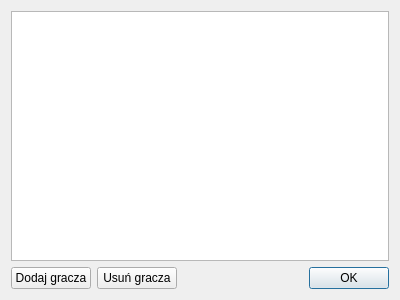
The window that Players.ui (hazemIII/minesweeper-qt) describes before a commit, drawn with Qt 5.
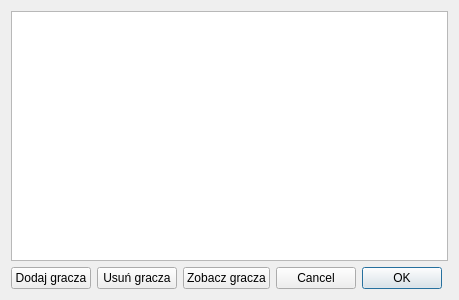
The same window after the commit.

Commit message: Fixed crash on exiting. Added playerId field in Game class

Diff of the .ui file:
```diff
--- a/Players.ui
+++ b/Players.ui
@@ -14,9 +14,23 @@
    <string>Gracze</string>
   </property>
   <layout class="QGridLayout" name="gridLayout">
-   <item row="0" column="0" colspan="3">
+   <item row="0" column="0" colspan="5">
     <widget class="QTableView" name="view"/>
    </item>
+   <item row="1" column="1">
+    <widget class="QPushButton" name="deleteButton">
+     <property name="text">
+      <string>Usuń gracza</string>
+     </property>
+    </widget>
+   </item>
+   <item row="1" column="2">
+    <widget class="QPushButton" name="pushButton">
+     <property name="text">
+      <string>Zobacz gracza</string>
+     </property>
+    </widget>
+   </item>
    <item row="1" column="0">
     <widget class="QPushButton" name="addButton">
      <property name="text">
@@ -24,26 +38,22 @@
      </property>
     </widget>
    </item>
-   <item row="1" column="2">
+   <item row="1" column="3">
     <widget class="QDialogButtonBox" name="buttonBox">
+     <property name="layoutDirection">
+      <enum>Qt::RightToLeft</enum>
+     </property>
      <property name="orientation">
       <enum>Qt::Horizontal</enum>
      </property>
      <property name="standardButtons">
-      <set>QDialogButtonBox::Ok</set>
+      <set>QDialogButtonBox::Cancel|QDialogButtonBox::Ok</set>
      </property>
      <property name="centerButtons">
       <bool>false</bool>
      </property>
     </widget>
    </item>
-   <item row="1" column="1">
-    <widget class="QPushButton" name="deleteButton">
-     <property name="text">
-      <string>Usuń gracza</string>
-     </property>
-    </widget>
-   </item>
   </layout>
  </widget>
  <resources/>
```
The commit also changes 8 other files.
